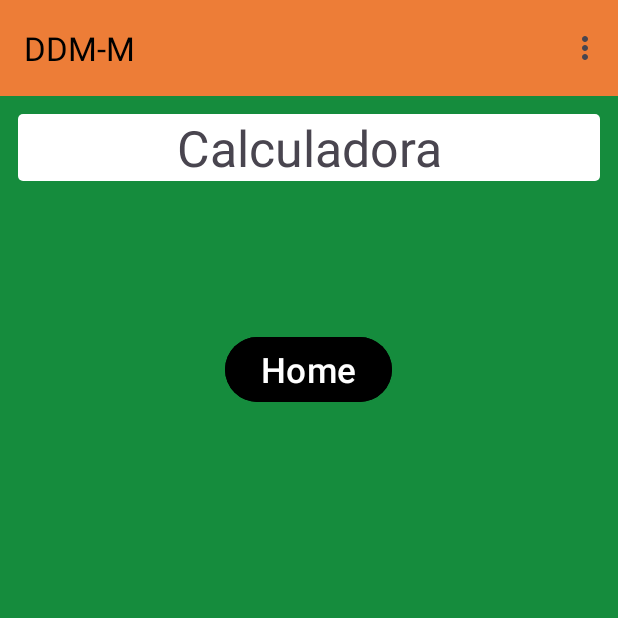
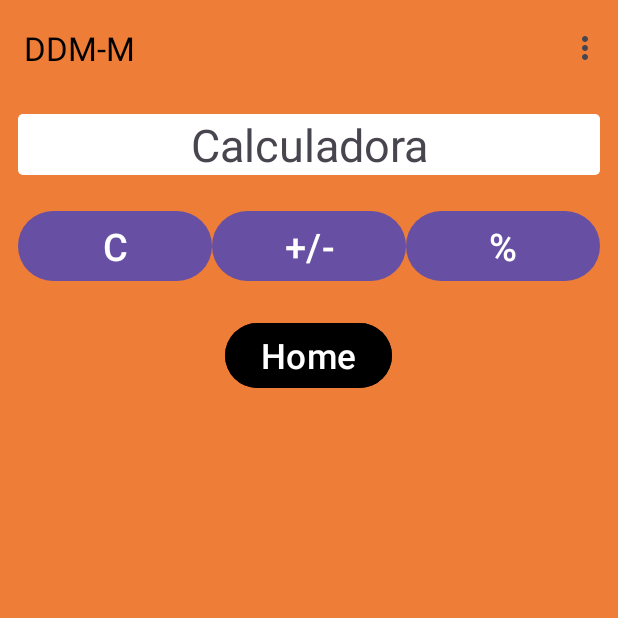
Before and after one commit to AlmeidaF001/Java-Calculator, an Android app: the screen it shows after launch (MainActivity), after a tap on "Next", on a phone screen of 412 x 824 dp, the top half of it. Run offline under Robolectric (Android 15) with nearby library versions, the phone set to English and light mode, and no system bars.

Commit message:
Crirei alguns buttons

```diff
--- a/app/src/main/res/layout/fragment_calculadora.xml
+++ b/app/src/main/res/layout/fragment_calculadora.xml
@@ -6,32 +6,60 @@
     tools:context=".Calculadora">
 
     <LinearLayout
-        android:padding="12dp"
+        android:layout_width="match_parent"
+        android:layout_height="match_parent"
+        android:background="@color/orange"
         android:orientation="vertical"
-        android:background="@color/green"
-        android:layout_width="match_parent"
-        android:layout_height="match_parent">
+        android:padding="12dp">
+
         <TextView
             android:id="@+id/txt_title_calculadora"
             android:layout_width="match_parent"
+            android:layout_height="wrap_content"
             android:background="@drawable/roundend_corners"
-            android:text="Calculadora"
+            android:text="@string/calculadora"
             android:textAlignment="center"
-            android:textSize="33dp"
+            android:textSize="30dp" />
+
+        <!-- Linha de código com os buttons -->
+        <LinearLayout
+            android:layout_width="match_parent"
             android:layout_height="wrap_content"
-            >
+            android:layout_marginTop="20dp"
+            android:orientation="horizontal">
+            <!-- Button C -->
+            <Button
+                android:layout_width="0dp"
+                android:layout_height="wrap_content"
+                android:layout_weight="1"
+                android:text="C"
+                android:textSize="25dp" />
+            <!-- Button +/- -->
+            <Button
+                android:layout_width="0dp"
+                android:layout_height="wrap_content"
+                android:layout_weight="1"
+                android:text="+/-"
+                android:textSize="25dp" />
+            <!-- Button % -->
+            <Button
+                android:layout_width="0dp"
+                android:layout_height="wrap_content"
+                android:layout_weight="1"
+                android:text="%"
+                android:textSize="25dp" />
 
-        </TextView>
+        </LinearLayout>
 
         <Button
             android:id="@+id/bt_bthome_calculadora"
+            android:layout_width="wrap_content"
+            android:layout_height="wrap_content"
+            android:layout_gravity="center_horizontal"
+            android:layout_marginTop="20dp"
             android:backgroundTint="@color/black"
-            android:textSize="23dp"
-            android:layout_marginTop="100dp"
-            android:layout_width="wrap_content"
-            android:text="Home"
-            android:layout_gravity="center_horizontal"
-            android:layout_height="wrap_content"></Button>
+            android:text="@string/home"
+            android:textSize="23dp" />
     </LinearLayout>
 
 </FrameLayout>
--- a/app/src/main/res/values/strings.xml
+++ b/app/src/main/res/values/strings.xml
@@ -2,4 +2,6 @@
     <string name="app_name">Pratica</string>
     <!-- TODO: Remove or change this placeholder text -->
     <string name="hello_blank_fragment">Hello blank fragment</string>
+    <string name="home">Home</string>
+    <string name="calculadora">Calculadora</string>
 </resources>
```
